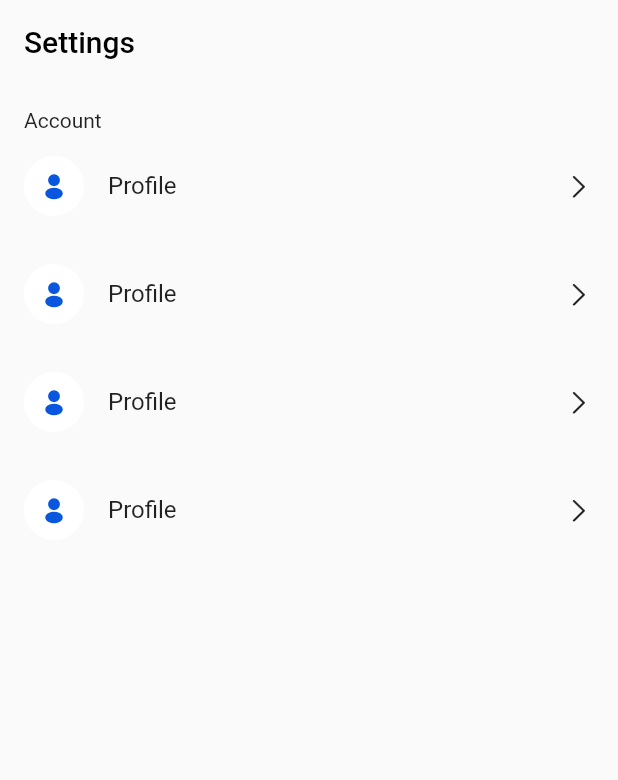
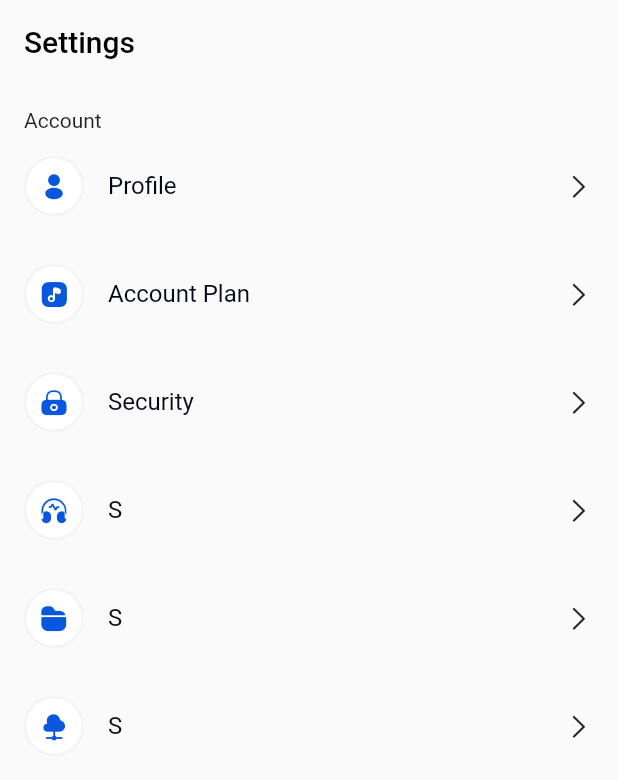
Before and after one commit to Y-Good/flutter-music, a Flutter app: the ProfileView screen opened by its route, after a tap on an icon or button, on a phone screen of 412 x 824 dp. Shown: the top 780 px of the screen. Run offline on Flutter 3.47's test engine with Material 2 defaults, Android fonts, the phone set to English and light mode, and no system bars; our stand-ins replace get; network calls fail.

Commit message:
feat(view): 新增一些页面

```diff
--- a/lib/app/modules/view_profile/profile/views/profile_view.dart
+++ b/lib/app/modules/view_profile/profile/views/profile_view.dart
@@ -89,18 +89,41 @@ class ProfileView extends GetView<ProfileController> {
                         child: Column(
                           crossAxisAlignment: CrossAxisAlignment.start,
                           mainAxisAlignment: MainAxisAlignment.spaceAround,
-                          children: const [
-                            Text('John Doe', style: TextStyle(fontSize: 24)),
+                          children: [
+                            const Text(
+                              'John Doe',
+                              style: TextStyle(fontSize: 24),
+                            ),
                             Text(
                               'johndoe@gmail.com',
-                              style: TextStyle(fontSize: 14),
+                              style: TextStyle(
+                                fontSize: 14,
+                                color: GColor.secondary0,
+                              ),
                             )
                           ],
                         ),
                       ),
                       InkWell(
                         onTap: () => Get.toNamed(Routes.SETTINGS),
-                        child: Icon(GIconFont.iconSettingLinear),
+                        child: DecoratedBox(
+                          decoration: BoxDecoration(
+                            color: GColor.white,
+                            borderRadius: BorderRadius.circular(18),
+                            border: Border.all(
+                              width: 1,
+                              color: GColor.secondary0,
+                            ),
+                          ),
+                          child: Padding(
+                            padding: const EdgeInsets.all(8.0),
+                            child: Icon(
+                              GIconFont.iconSettingLinear,
+                              size: 16,
+                              color: GColor.secondary0,
+                            ),
+                          ),
+                        ),
                       )
                     ],
                   ),
--- a/lib/app/modules/view_profile/settings/controllers/settings_controller.dart
+++ b/lib/app/modules/view_profile/settings/controllers/settings_controller.dart
@@ -1,20 +1,20 @@
+import 'package:flutter/material.dart';
+import 'package:g_music/app/config/g_iconfont.dart';
 import 'package:get/get.dart';
 
 class SettingsController extends GetxController {
-  //TODO: Implement SettingsController
+  List<SettingItem> get settingList => [
+        SettingItem(GIconFont.iconProfileFill, 'Profile'),
+        SettingItem(GIconFont.iconAudioFill, 'Account Plan'),
+        SettingItem(GIconFont.iconLockFill, 'Security'),
+        SettingItem(GIconFont.iconMusicPlayFill, 'S'),
+        SettingItem(GIconFont.iconFolderFill, 'S'),
+        SettingItem(GIconFont.iconCloudConnectionFill, 'S'),
+      ];
+}
 
-  final count = 0.obs;
-  @override
-  void onInit() {
-    super.onInit();
-  }
-
-  @override
-  void onReady() {
-    super.onReady();
-  }
-
-  @override
-  void onClose() {}
-  void increment() => count.value++;
+class SettingItem {
+  final IconData icon;
+  final String title;
+  SettingItem(this.icon, this.title);
 }
--- a/lib/app/modules/view_profile/settings/views/settings_view.dart
+++ b/lib/app/modules/view_profile/settings/views/settings_view.dart
@@ -1,7 +1,6 @@
 import 'package:flutter/cupertino.dart';
 import 'package:flutter/material.dart';
 import 'package:g_music/app/config/g_color.dart';
-import 'package:g_music/app/config/g_iconfont.dart';
 import 'package:get/get.dart';
 
 import '../controllers/settings_controller.dart';
@@ -11,6 +10,7 @@ class SettingsView extends GetView<SettingsController> {
 
   @override
   Widget build(BuildContext context) {
+    final c = controller;
     return Scaffold(
       appBar: AppBar(
         automaticallyImplyLeading: false,
@@ -26,12 +26,12 @@ class SettingsView extends GetView<SettingsController> {
         child: Column(
           crossAxisAlignment: CrossAxisAlignment.start,
           children: [
-            Text(
+            const Text(
               'Account',
               style: TextStyle(fontSize: 14),
             ),
             ...List.generate(
-              4,
+              c.settingList.length,
               (index) => Padding(
                 padding: const EdgeInsets.symmetric(vertical: 16),
                 child: Row(
@@ -42,9 +42,13 @@ class SettingsView extends GetView<SettingsController> {
                       decoration: BoxDecoration(
                         color: GColor.white,
                         borderRadius: BorderRadius.circular(20),
+                        border: Border.all(
+                          width: 1.5,
+                          color: Color(0xFFF3F3F3),
+                        ),
                       ),
                       child: Icon(
-                        GIconFont.iconProfileFill,
+                        c.settingList[index].icon,
                         size: 20,
                         color: GColor.primary,
                       ),
@@ -52,11 +56,14 @@ class SettingsView extends GetView<SettingsController> {
                     const SizedBox(width: 16),
                     Expanded(
                       child: Text(
-                        'Profile',
-                        style: TextStyle(fontSize: 16),
+                        c.settingList[index].title,
+                        style: TextStyle(
+                          fontSize: 16,
+                          color: GColor.secondary900,
+                        ),
                       ),
                     ),
-                    Icon(
+                    const Icon(
                       CupertinoIcons.right_chevron,
                       size: 20,
                     ),
--- a/lib/app/routes/app_routes.dart
+++ b/lib/app/routes/app_routes.dart
@@ -13,6 +13,9 @@ abstract class Routes {
   static const SETTINGS = _Paths.SETTINGS;
   static const EVENT_DETAIL = _Paths.EVENT_DETAIL;
   static const PLAY = _Paths.PLAY;
+  static const PLAY_LIST = _Paths.PLAY_LIST;
+  static const VIEW_SIGN_IN = _Paths.VIEW_SIGN_IN;
+  static const VIEW_SPLASH = _Paths.VIEW_SPLASH;
 }
 
 abstract class _Paths {
@@ -27,4 +30,7 @@ abstract class _Paths {
   static const SETTINGS = '/settings';
   static const EVENT_DETAIL = '/event-detail';
   static const PLAY = '/play';
+  static const PLAY_LIST = '/play-list';
+  static const VIEW_SIGN_IN = '/view-sign-in';
+  static const VIEW_SPLASH = '/view-splash';
 }
```
Also changed, not shown: lib/app/modules/view_collect/collect/controllers/collect_controller.dart (+4 -15 lines), lib/app/modules/view_collect/collect/views/collect_view.dart (+57 -7 lines), lib/app/modules/view_collect/play_list/bindings/play_list_binding.dart (added, +12 -0 lines), lib/app/modules/view_collect/play_list/controllers/play_list_controller.dart (added, +20 -0 lines), lib/app/modules/view_collect/play_list/views/play_list_view.dart (added, +23 -0 lines), lib/app/modules/view_home/home/views/home_view.dart (+7 -4 lines), lib/app/modules/view_sign_in/bindings/view_sign_in_binding.dart (added, +12 -0 lines), lib/app/modules/view_sign_in/controllers/view_sign_in_controller.dart (added, +20 -0 lines), lib/app/modules/view_sign_in/views/view_sign_in_view.dart (added, +23 -0 lines), lib/app/modules/view_splash/bindings/view_splash_binding.dart (added, +12 -0 lines), lib/app/modules/view_splash/controllers/view_splash_controller.dart (added, +20 -0 lines), lib/app/modules/view_splash/views/view_splash_view.dart (added, +57 -0 lines), lib/app/routes/app_pages.dart (+27 -6 lines).
